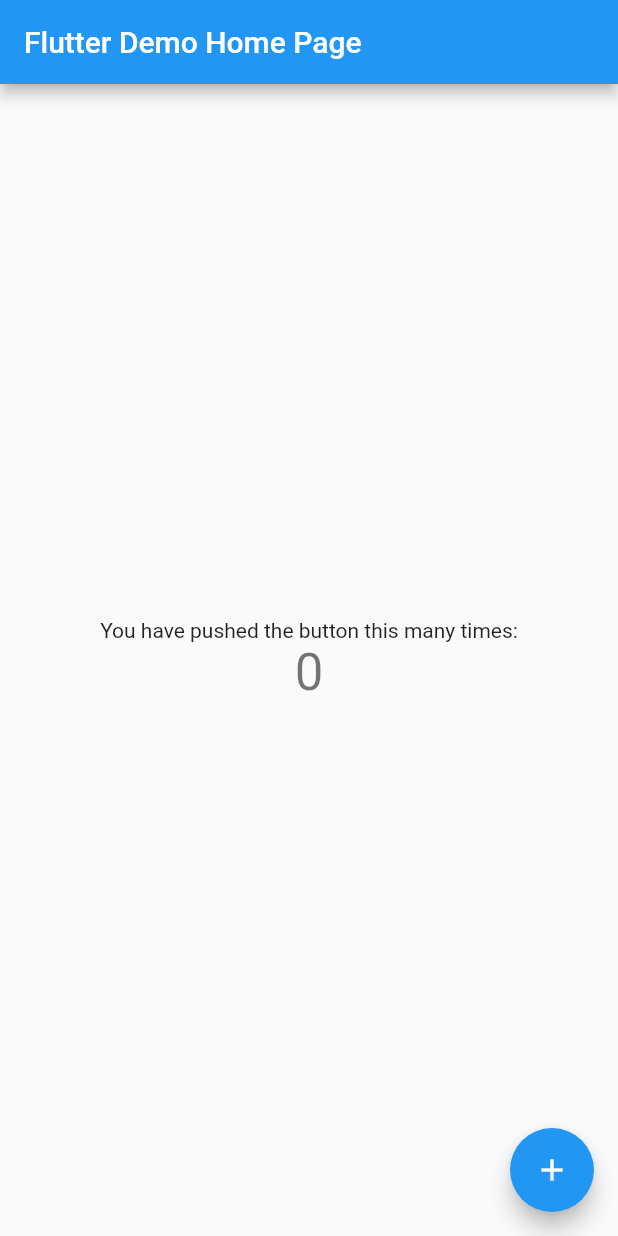
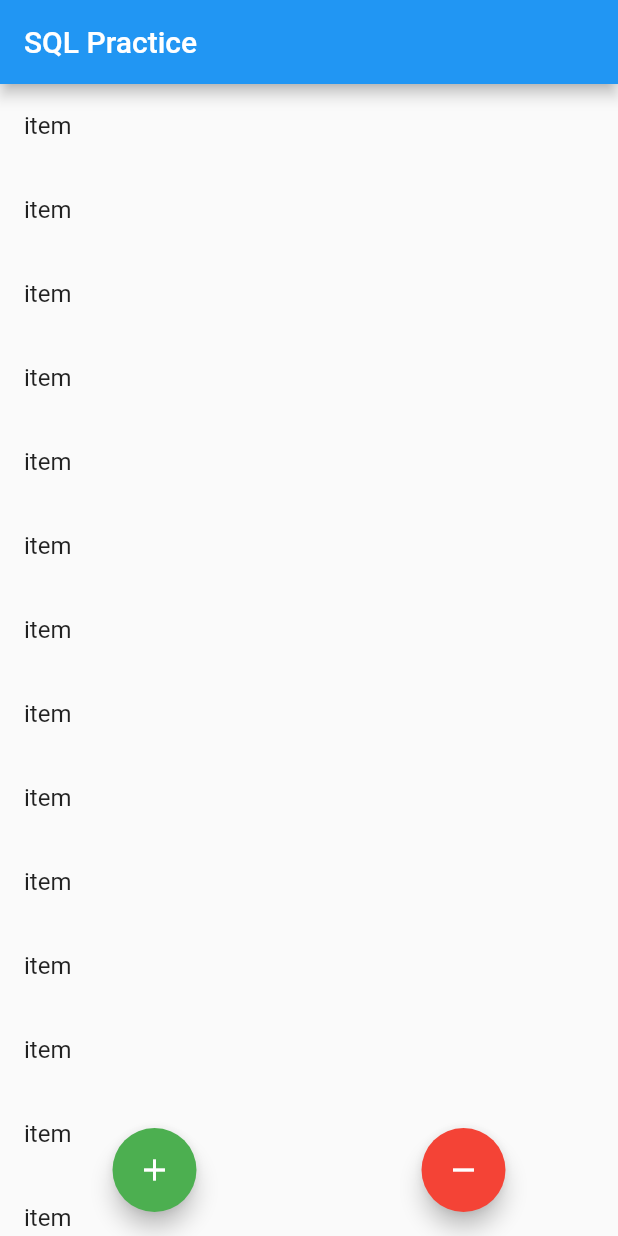
Before and after one commit to RickyJian/arc, a Flutter app: the screen it shows after launch, on a phone screen of 412 x 824 dp. Run offline on Flutter 3.47's test engine with Material 2 defaults, Android fonts, the phone set to English and light mode, and no system bars; our stand-ins replace bloc, equatable, flutter_bloc, flutter_swiper, rxdart, sizer.

Commit message:
update home view

```diff
--- a/sql/lib/main.dart
+++ b/sql/lib/main.dart
@@ -9,96 +9,58 @@ class MyApp extends StatelessWidget {
   @override
   Widget build(BuildContext context) {
     return MaterialApp(
-      title: 'Flutter Demo',
+      title: 'SQL Practice',
       theme: ThemeData(
         primarySwatch: Colors.blue,
       ),
-      home: MyHomePage(title: 'Flutter Demo Home Page'),
+      home: MyHomePage(),
     );
   }
 }
 
 class MyHomePage extends StatefulWidget {
-  MyHomePage({Key? key, required this.title}) : super(key: key);
-
-  // This widget is the home page of your application. It is stateful, meaning
-  // that it has a State object (defined below) that contains fields that affect
-  // how it looks.
-
-  // This class is the configuration for the state. It holds the values (in this
-  // case the title) provided by the parent (in this case the App widget) and
-  // used by the build method of the State. Fields in a Widget subclass are
-  // always marked "final".
-
-  final String title;
-
   @override
   _MyHomePageState createState() => _MyHomePageState();
 }
 
 class _MyHomePageState extends State<MyHomePage> {
-  int _counter = 0;
-
-  void _incrementCounter() {
-    setState(() {
-      // This call to setState tells the Flutter framework that something has
-      // changed in this State, which causes it to rerun the build method below
-      // so that the display can reflect the updated values. If we changed
-      // _counter without calling setState(), then the build method would not be
-      // called again, and so nothing would appear to happen.
-      _counter++;
-    });
-  }
-
   @override
   Widget build(BuildContext context) {
-    // This method is rerun every time setState is called, for instance as done
-    // by the _incrementCounter method above.
-    //
-    // The Flutter framework has been optimized to make rerunning build methods
-    // fast, so that you can just rebuild anything that needs updating rather
-    // than having to individually change instances of widgets.
     return Scaffold(
       appBar: AppBar(
-        // Here we take the value from the MyHomePage object that was created by
-        // the App.build method, and use it to set our appbar title.
-        title: Text(widget.title),
+        title: Text('SQL Practice'),
       ),
       body: Center(
-        // Center is a layout widget. It takes a single child and positions it
-        // in the middle of the parent.
-        child: Column(
-          // Column is also a layout widget. It takes a list of children and
-          // arranges them vertically. By default, it sizes itself to fit its
-          // children horizontally, and tries to be as tall as its parent.
-          //
-          // Invoke "debug painting" (press "p" in the console, choose the
-          // "Toggle Debug Paint" action from the Flutter Inspector in Android
-          // Studio, or the "Toggle Debug Paint" command in Visual Studio Code)
-          // to see the wireframe for each widget.
-          //
-          // Column has various properties to control how it sizes itself and
-          // how it positions its children. Here we use mainAxisAlignment to
-          // center the children vertically; the main axis here is the vertical
-          // axis because Columns are vertical (the cross axis would be
-          // horizontal).
-          mainAxisAlignment: MainAxisAlignment.center,
-          children: <Widget>[
-            Text(
-              'You have pushed the button this many times:',
-            ),
-            Text(
-              '$_counter',
-              style: Theme.of(context).textTheme.headline4,
-            ),
-          ],
+        child: ListView.builder(
+          itemCount: 20,
+          itemBuilder: (context, index) {
+            return ListTile(
+              title: Text('item'),
+            );
+          },
         ),
       ),
-      floatingActionButton: FloatingActionButton(
-        onPressed: _incrementCounter,
-        tooltip: 'Increment',
-        child: Icon(Icons.add),
-      ), // This trailing comma makes auto-formatting nicer for build methods.
+      floatingActionButton: Row(
+        children: <Widget>[
+          Expanded(
+            flex: 1,
+            child: FloatingActionButton(
+              backgroundColor: Colors.green,
+              child: Icon(Icons.add),
+              onPressed: null,
+            ),
+          ),
+          Expanded(
+            flex: 1,
+            child: FloatingActionButton(
+              backgroundColor: Colors.red,
+              child: Icon(Icons.remove),
+              onPressed: null,
+            ),
+          ),
+        ],
+      ),
+      floatingActionButtonLocation: FloatingActionButtonLocation.centerFloat,
     );
   }
 }
```
